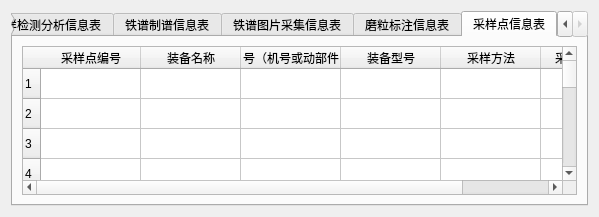
Above: ButtomWindow.ui from WooodHead/labelling3 before the change. Below: the same form after it.
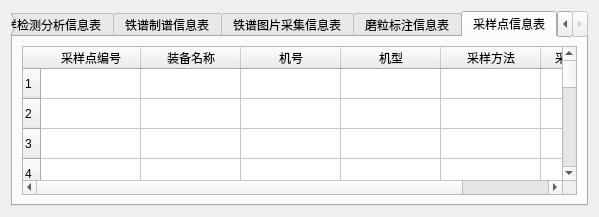
That is the form after the change. The open tabs and pages were chosen to show the change.

```diff
--- a/ButtomWindow.ui
+++ b/ButtomWindow.ui
@@ -1377,12 +1377,12 @@
          </column>
          <column>
           <property name="text">
-           <string>装备编号（机号或动部件编号）</string>
+           <string>机号</string>
           </property>
          </column>
          <column>
           <property name="text">
-           <string>装备型号</string>
+           <string>机型</string>
           </property>
          </column>
          <column>
```
